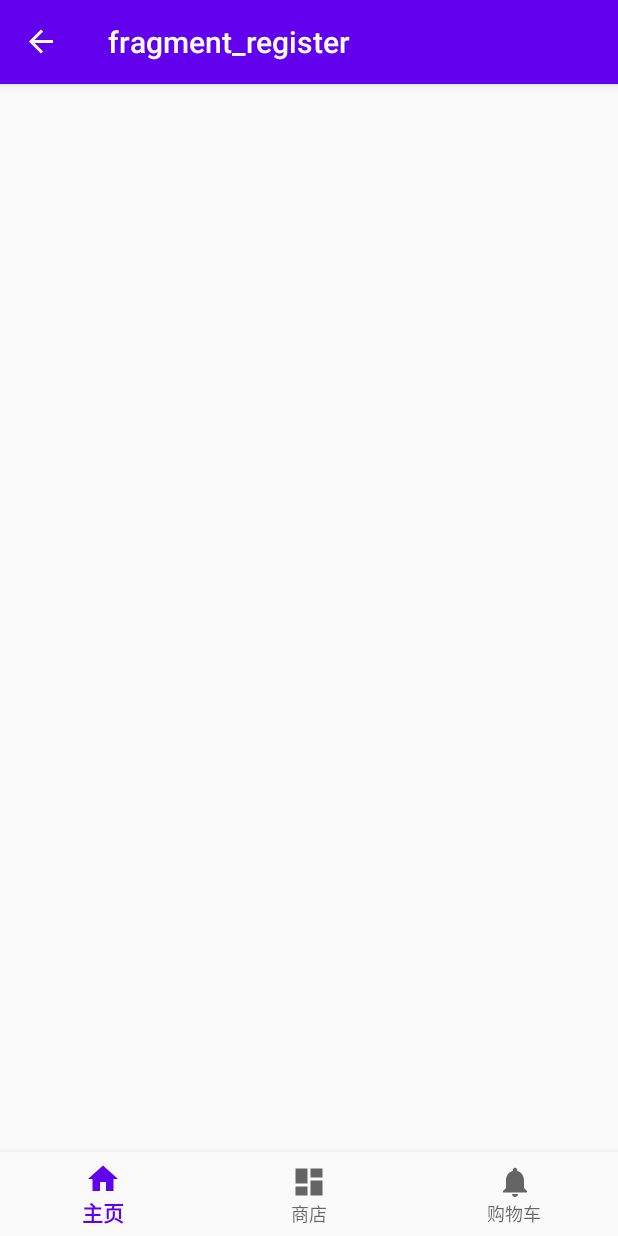
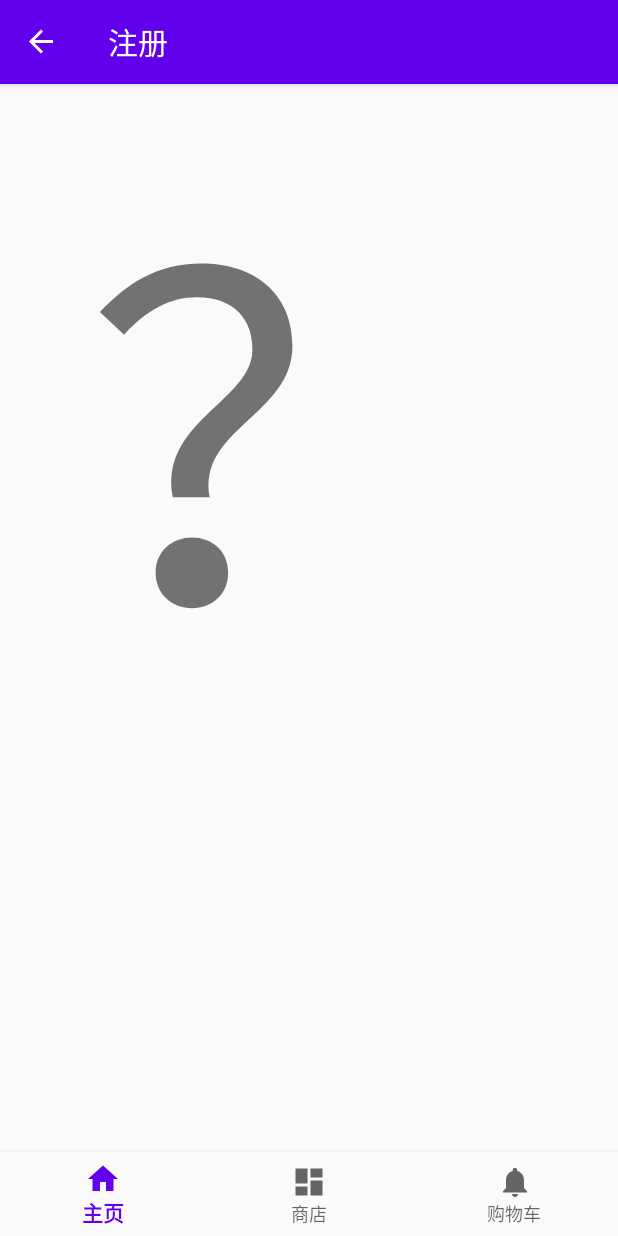
Before and after one commit to limelisest/guideByAndroid, an Android app: the screen it shows after launch (MainActivity), after a tap on "注册", on a phone screen of 412 x 824 dp. Run offline under Robolectric (Android 15) with nearby library versions, the phone set to English and light mode, and no system bars; our stand-ins replace navigation-ui; libraries missing offline, so code that uses them is left out: org.eclipse.paho; 9 statements that could not run were skipped.

Commit message:
添加了一个注册的Fragment

```diff
--- a/app/src/main/java/com/limelisest/guide/MainActivity.java
+++ b/app/src/main/java/com/limelisest/guide/MainActivity.java
@@ -36,6 +36,7 @@ import java.util.concurrent.TimeUnit;
 
 
 public class MainActivity extends AppCompatActivity {
+    private AppBarConfiguration appBarConfiguration;
     public LoginContent loginContent;
     private ActivityMainBinding binding;
     private ScheduledExecutorService scheduler;
@@ -53,6 +54,7 @@ public class MainActivity extends AppCompatActivity {
         super.onCreate(savedInstanceState);
         loginContent=new LoginContent();
         binding = ActivityMainBinding.inflate(getLayoutInflater());
+
         setContentView(binding.getRoot());
         if (android.os.Build.VERSION.SDK_INT > 9) {
             StrictMode.ThreadPolicy policy = new StrictMode.ThreadPolicy.Builder().permitAll().build();
@@ -62,7 +64,7 @@ public class MainActivity extends AppCompatActivity {
         // Passing each menu ID as a set of Ids because each
         // menu should be considered as top level destinations.
 
-        AppBarConfiguration appBarConfiguration = new AppBarConfiguration.Builder(
+        appBarConfiguration = new AppBarConfiguration.Builder(
                 R.id.navigation_home, R.id.navigation_buy_list, R.id.navigation_shopping_cart)
                 .build();
 
@@ -104,7 +106,12 @@ public class MainActivity extends AppCompatActivity {
             }
         };
     }
-
+    @Override
+    public boolean onSupportNavigateUp() {
+        NavController navController = Navigation.findNavController(this, R.id.nav_host_fragment_activity_main);
+        return NavigationUI.navigateUp(navController, appBarConfiguration)
+                || super.onSupportNavigateUp();
+    }
     // 扫描结果回调
     @Override
     protected void onActivityResult(int requestCode, int resultCode, Intent data) {
--- a/app/src/main/java/com/limelisest/guide/ui/home/HomeFragment.java
+++ b/app/src/main/java/com/limelisest/guide/ui/home/HomeFragment.java
@@ -64,7 +64,7 @@ public class HomeFragment extends Fragment {
         mButtonRegister.setOnClickListener(new View.OnClickListener() {
             @Override
             public void onClick(View view) {
-                NavHostFragment.findNavController(HomeFragment.this).navigate(R.id.registerFragment);
+                NavHostFragment.findNavController(HomeFragment.this).navigate(R.id.action_navigation_home_to_registerFragment);
             }
         });
         return root;
--- a/app/src/main/res/layout/fragment_register.xml
+++ b/app/src/main/res/layout/fragment_register.xml
@@ -3,4 +3,13 @@
     xmlns:tools="http://schemas.android.com/tools"
     android:layout_width="match_parent"
     android:layout_height="match_parent"
-    tools:context=".ui.register.RegisterFragment"/>
+    tools:context=".ui.register.RegisterFragment">
+
+    <TextView
+        android:id="@+id/textView4"
+        android:layout_width="match_parent"
+        android:layout_height="match_parent"
+        android:text="？"
+        android:textAlignment="center"
+        android:textSize="300sp" />
+</FrameLayout>
--- a/app/src/main/res/navigation/mobile_navigation.xml
+++ b/app/src/main/res/navigation/mobile_navigation.xml
@@ -9,7 +9,13 @@
         android:id="@+id/navigation_home"
         android:name="com.limelisest.guide.ui.home.HomeFragment"
         android:label="@string/title_home"
-        tools:layout="@layout/fragment_home" />
+        tools:layout="@layout/fragment_home" >
+        <action
+            android:id="@+id/action_navigation_home_to_registerFragment"
+            app:destination="@id/registerFragment"
+            app:enterAnim="@android:anim/slide_in_left"
+            app:exitAnim="@android:anim/slide_out_right" />
+    </fragment>
 
     <fragment
         android:id="@+id/navigation_buy_list"
@@ -25,6 +31,6 @@
     <fragment
         android:id="@+id/registerFragment"
         android:name="com.limelisest.guide.ui.register.RegisterFragment"
-        android:label="fragment_register"
+        android:label="注册"
         tools:layout="@layout/fragment_register" />
 </navigation>
```
